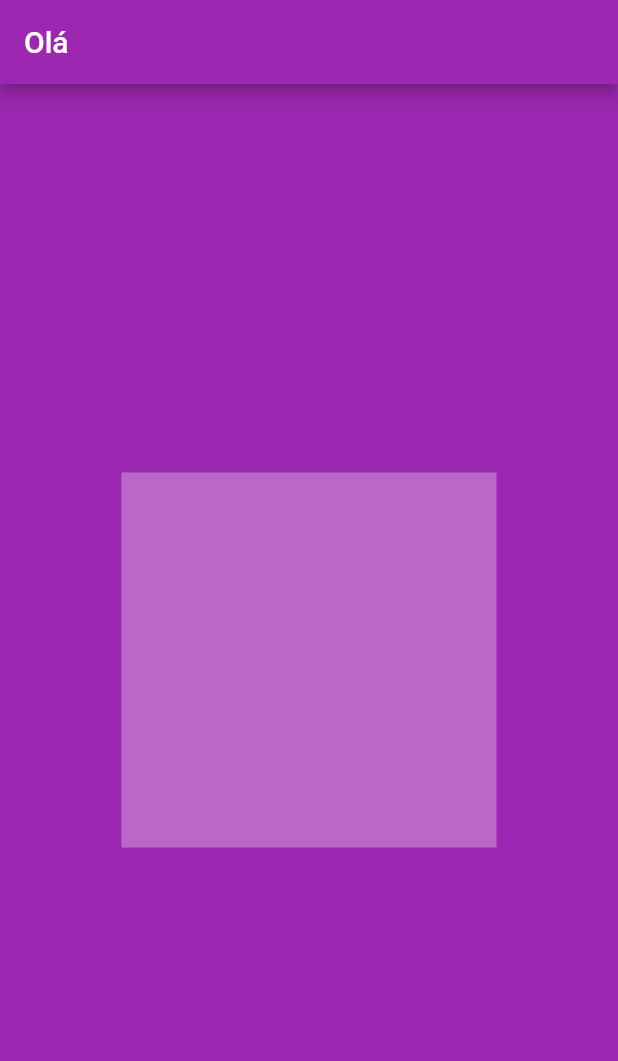
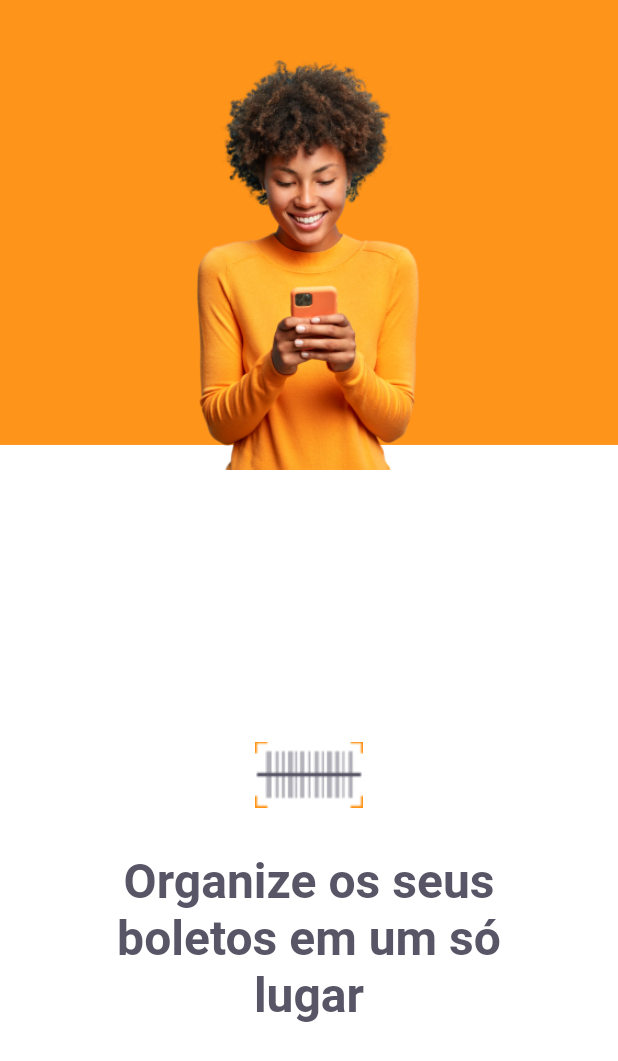
Before and after one commit to PedrodeAlmeidaFreitas/payflow, a Flutter app: the screen it shows after launch, on a phone screen of 412 x 824 dp. Shown: the top 1061 px of the screen. Run offline on Flutter 3.47's test engine with Material 2 defaults, Android fonts, the phone set to English and light mode, and no system bars; our stand-ins replace google_fonts.

Commit message:
Backup commit

```diff
--- a/lib/main.dart
+++ b/lib/main.dart
@@ -1,29 +1,21 @@
 import 'package:flutter/material.dart';
+import 'package:payflow/modules/login/loginPage.dart';
+import 'package:payflow/modules/splash/splashPage.dart';
+import 'package:payflow/shared/themes/appColors.dart';
 
 void main() {
-  runApp(MaterialApp(
-    theme: ThemeData(primaryColor: Colors.purple),
-    home: HomePage(),
-  ));
+  runApp(AppWidget());
 }
 
-class HomePage extends StatelessWidget {
+class AppWidget extends StatelessWidget {
   @override
   Widget build(BuildContext context) {
-    return Scaffold(
-      appBar: AppBar(
-        title: Text('Olá'),
+    return MaterialApp(
+      title: 'Pay Flow',
+      theme: ThemeData(
+        primaryColor: AppColors.primary,
       ),
-      body: Container(
-        color: Colors.purple,
-        child: Center(
-          child: Container(
-            width: 250,
-            height: 250,
-            color: Colors.purple[300],
-          ),
-        ),
-      ),
+      home: LoginPage(),
     );
   }
 }
--- /dev/null
+++ b/lib/modules/login/loginPage.dart
@@ -0,0 +1,67 @@
+import 'package:flutter/material.dart';
+import 'package:payflow/shared/themes/appColors.dart';
+import 'package:payflow/shared/themes/appImages.dart';
+import 'package:payflow/shared/themes/appTextStyles.dart';
+
+class LoginPage extends StatefulWidget {
+  _LoginPageState createState() => _LoginPageState();
+}
+
+class _LoginPageState extends State<LoginPage> {
+  @override
+  Widget build(BuildContext context) {
+    final size = MediaQuery.of(context).size;
+    final paddingText = size.width * 0.15;
+
+    return Scaffold(
+      backgroundColor: AppColors.background,
+      body: Container(
+        width: size.width,
+        height: size.height,
+        child: Stack(
+          children: [
+            Container(
+              width: size.width,
+              height: size.height * 0.36,
+              color: AppColors.primary,
+            ),
+            Positioned(
+              top: 40,
+              left: 0,
+              right: 0,
+              child: Image.asset(
+                AppImages.person,
+                width: 208,
+                height: 273,
+              ),
+            ),
+            Positioned(
+              top: size.height * 0.6,
+              left: 0,
+              right: 0,
+              child: Column(
+                children: [
+                  Image.asset(
+                    AppImages.logomini,
+                  ),
+                  Padding(
+                    padding: EdgeInsets.only(
+                      top: 30,
+                      left: paddingText,
+                      right: paddingText,
+                    ),
+                    child: Text(
+                      "Organize os seus boletos em um só lugar",
+                      style: TextStyles.titleHome,
+                      textAlign: TextAlign.center,
+                    ),
+                  )
+                ],
+              ),
+            )
+          ],
+        ),
+      ),
+    );
+  }
+}
--- /dev/null
+++ b/lib/modules/splash/splashPage.dart
@@ -0,0 +1,18 @@
+import 'package:flutter/material.dart';
+import 'package:payflow/shared/themes/appColors.dart';
+import 'package:payflow/shared/themes/appImages.dart';
+
+class SplashPage extends StatelessWidget {
+  @override
+  Widget build(BuildContext context) {
+    return Scaffold(
+      backgroundColor: AppColors.background,
+      body: Stack(
+        children: [
+          Center(child: Image.asset(AppImages.union)),
+          Center(child: Image.asset(AppImages.logoFull)),
+        ],
+      ),
+    );
+  }
+}
```
Also changed, not shown: 3 other files.
